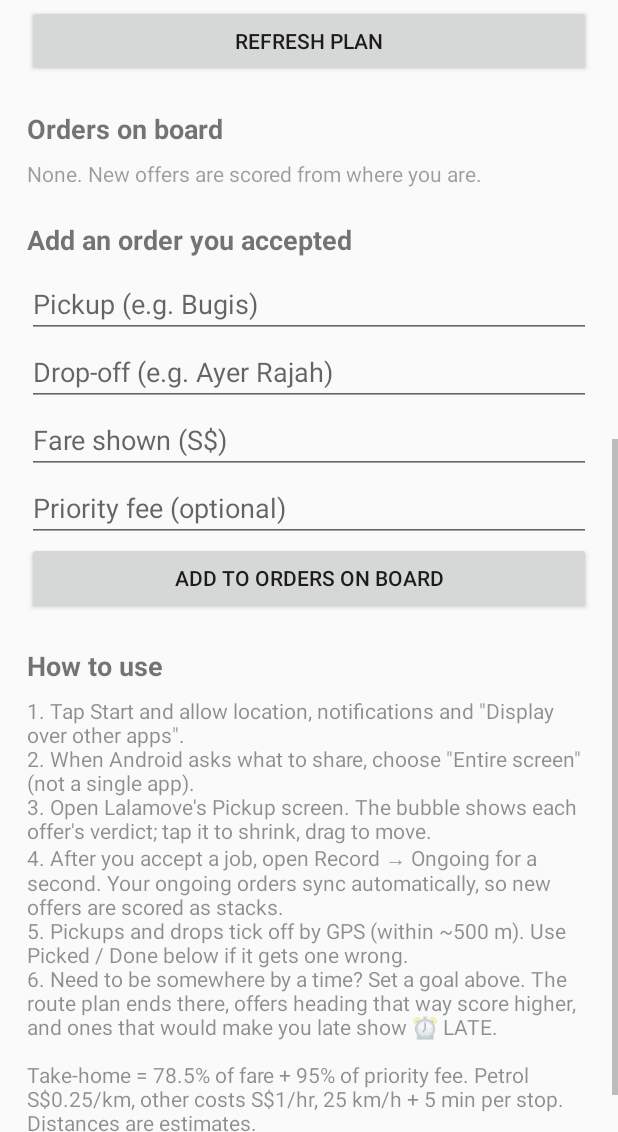
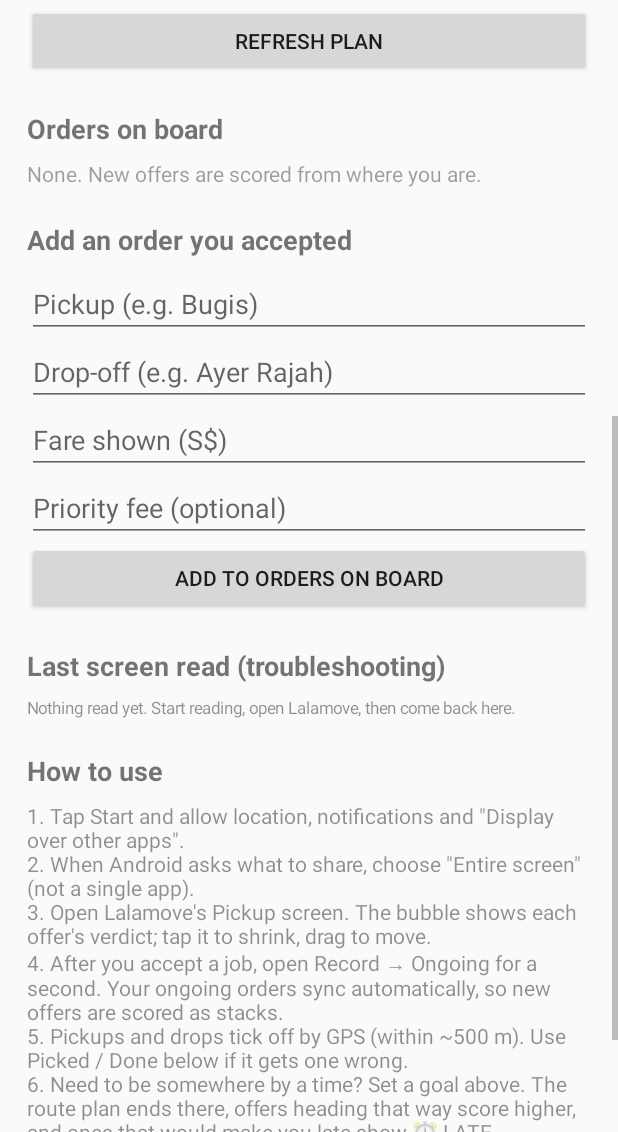
Before and after one commit to Andrewwwzzz/Lalamove-Bot, an Android app: the screen it shows after launch (MainActivity), scrolled down 537 dp, on a phone screen of 412 x 824 dp, the part 104-1236 px from its top. Run offline under Robolectric (Android 15) with nearby library versions, the phone set to English and light mode, and no system bars; libraries missing offline, so code that uses them is left out: com.google.mlkit.vision.

Commit message:
Add reader diagnostics: line count, black-frame check, last screen dump
Bubble shows how many text lines were read (or that capture is black);
the main screen shows the raw text last read, to tune the parser.

Co-Authored-By: Claude Opus 5.5 <noreply@anthropic.com>
Claude-Session: https://claude.ai/code/session_01WmpD45m2WxG2hjKRUADXUe

```diff
--- a/app/src/main/java/com/zx/stacker/MainActivity.kt
+++ b/app/src/main/java/com/zx/stacker/MainActivity.kt
@@ -190,6 +190,11 @@ class MainActivity : Activity() {
             }
         })
 
+        col.addView(h("Last screen read (troubleshooting)"))
+        col.addView(TextView(this).apply {
+            tag = "dump"; textSize = 11f; alpha = 0.8f; setTextIsSelectable(true)
+        })
+
         col.addView(h("How to use"))
         col.addView(TextView(this).apply {
             text = "1. Tap Start and allow location, notifications and \"Display over other apps\".\n" +
@@ -208,6 +213,7 @@ class MainActivity : Activity() {
     private fun refresh() {
         val on = ReaderService.running
         startBtn.text = if (on) "Stop reading" else "Start reading offers"
+        (window.decorView.findViewWithTag<TextView>("dump"))?.text = store.lastScreen.ifEmpty { "Nothing read yet. Start reading, open Lalamove, then come back here." }
         val err = store.lastError
         status.text = (if (on) "Running. Open Lalamove → Pickup." else "Stopped.") +
             (if (err != null) "\n⚠️ Last error: $err" else "")
--- a/app/src/main/java/com/zx/stacker/Store.kt
+++ b/app/src/main/java/com/zx/stacker/Store.kt
@@ -29,6 +29,11 @@ class Store(ctx: Context) {
     var lastError: String?
         get() = prefs.getString("lastError", null)
         set(v) { prefs.edit().apply { if (v == null) remove("lastError") else putString("lastError", v) }.commit() }
+
+    /** What the reader last saw on screen (for troubleshooting). */
+    var lastScreen: String
+        get() = prefs.getString("lastScreen", "") ?: ""
+        set(v) { prefs.edit().putString("lastScreen", v).apply() }
 
     fun here(): LatLng? {
         if (!prefs.contains("hereLat")) return null
```
Also changed, not shown: app/src/main/java/com/zx/stacker/ReaderService.kt (+34 -1 lines).
